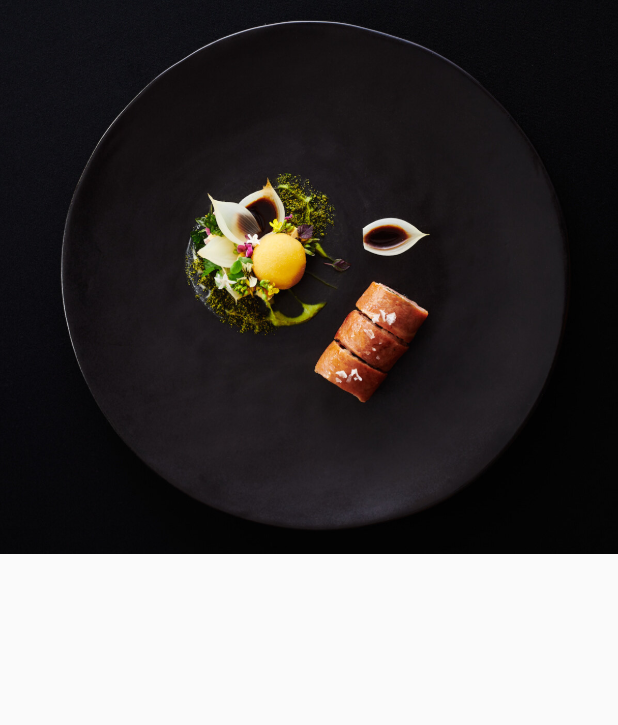
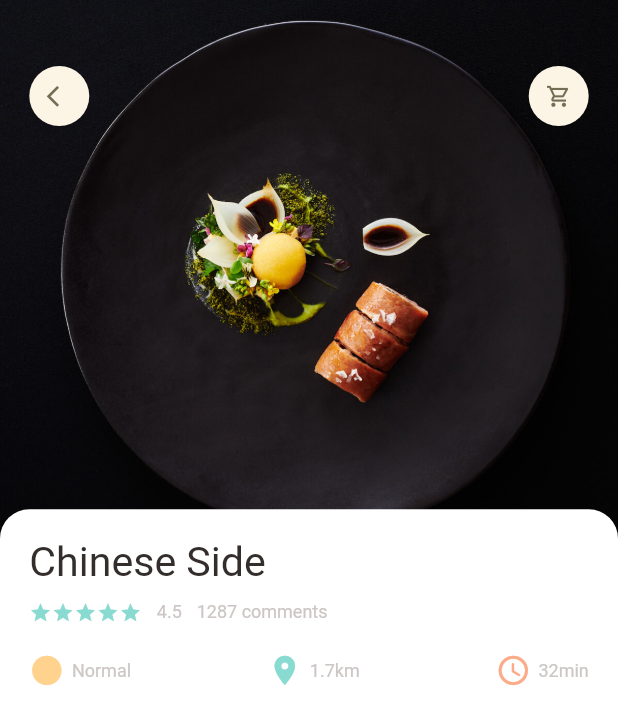
Before and after one commit to RodgersX/Delivery-App, a Flutter app: the screen it shows after launch, on a phone screen of 412 x 824 dp. Shown: the top 725 px of the screen. Run offline on Flutter 3.47's test engine with Material 2 defaults, Android fonts, the phone set to English and light mode, and no system bars; our stand-ins replace dots_indicator, get.

Commit message:
COMPLETE: done with the nav icons and top part of the details page

```diff
--- a/lib/main.dart
+++ b/lib/main.dart
@@ -1,8 +1,7 @@
-import 'package:eco_app/pages/food/popular_food_detail.dart';
 import 'package:flutter/material.dart';
 import 'package:get/get.dart';
 
-import './pages/home/main_food_page.dart';
+import './pages/food/popular_food_detail.dart';
 
 void main() {
   runApp(const MyApp());
@@ -20,7 +19,7 @@ class MyApp extends StatelessWidget {
       theme: ThemeData(
         primarySwatch: Colors.blue,
       ),
-      home: PopularFoodDetail(),
+      home: const PopularFoodDetail(),
     );
   }
 }
--- a/lib/pages/food/popular_food_detail.dart
+++ b/lib/pages/food/popular_food_detail.dart
@@ -1,4 +1,6 @@
-import 'package:eco_app/utils/dimensions.dart';
+
+import 'package:eco_app/utils/utils.dart';
+import 'package:eco_app/widgets/widgets.dart';
 import 'package:flutter/material.dart';
 
 class PopularFoodDetail extends StatelessWidget {
@@ -15,14 +17,47 @@ class PopularFoodDetail extends StatelessWidget {
             child: Container(
               width: double.maxFinite,
               height: Dimensions.popularFoodImgSize,
-              decoration: BoxDecoration(
+              decoration: const BoxDecoration(
                 image: DecorationImage(
                   fit: BoxFit.cover,
                   image: AssetImage('assets/image/food01.jpg'),
                 ),
               ),
             ),
-          )
+          ),
+          Positioned(
+            top: Dimensions.height45,
+            left: Dimensions.width20,
+            right: Dimensions.width20,
+            child: Row(
+              mainAxisAlignment: MainAxisAlignment.spaceBetween,
+              children: [
+                AppIcon(icon: Icons.arrow_back_ios),
+                AppIcon(icon: Icons.shopping_cart_outlined),
+              ],
+            ),
+          ),
+          Positioned(
+            left: 0,
+            right: 0,
+            bottom: 0,
+            top: Dimensions.popularFoodImgSize - 30,
+            child: Container(
+              padding: EdgeInsets.only(
+                left: Dimensions.width20,
+                right: Dimensions.width20,
+                top: Dimensions.height20,
+              ),
+              decoration: BoxDecoration(
+                borderRadius: BorderRadius.only(
+                  topLeft: Radius.circular(Dimensions.radius20),
+                  topRight: Radius.circular(Dimensions.radius20),
+                ),
+                color: Colors.white,
+              ),
+              child: AppColumn(text: 'Chinese Side',)
+            ),
+          ),
         ],
       ),
     );
--- a/lib/utils/dimensions.dart
+++ b/lib/utils/dimensions.dart
@@ -27,6 +27,7 @@ class Dimensions {
 
   // font size
   static double font20 = screenHeight / 42.2;
+  static double font26 = screenHeight / 30.04;
 
   // radius
   static double radius15 = screenHeight / 56.27;
@@ -35,6 +36,7 @@ class Dimensions {
 
   // icon size
   static double iconSize24 = screenHeight / 35.17;
+  static double iconSize16 = screenHeight / 48.81;
 
   // list view size
   static double listViewImgSize = screenWidth / 3.27;
--- /dev/null
+++ b/lib/utils/utils.dart
@@ -0,0 +1,2 @@
+export './colors.dart';
+export './dimensions.dart';
--- /dev/null
+++ b/lib/widgets/app_column.dart
@@ -0,0 +1,60 @@
+import 'package:flutter/material.dart';
+
+import '../utils/utils.dart';
+import '../widgets/widgets.dart';
+
+class AppColumn extends StatelessWidget {
+  final String text;
+  const AppColumn({Key? key, required this.text}) : super(key: key);
+
+  @override
+  Widget build(BuildContext context) {
+    return Column(
+      crossAxisAlignment: CrossAxisAlignment.start,
+      children: [
+        BigText(text: text, size: Dimensions.font26),
+        SizedBox(height: Dimensions.height10),
+        Row(
+          children: [
+            Wrap(
+              // put children horizontally by default
+              children: List.generate(
+                5,
+                (index) => const Icon(
+                  Icons.star,
+                  color: AppColors.mainColor,
+                  size: 15,
+                ),
+              ),
+            ),
+            const SizedBox(width: 10),
+            SmallText(text: '4.5'),
+            const SizedBox(width: 10),
+            SmallText(text: '1287 comments')
+          ],
+        ),
+        SizedBox(height: Dimensions.height20),
+        Row(
+          mainAxisAlignment: MainAxisAlignment.spaceBetween,
+          children: const [
+            IconAndTextWidget(
+              icon: Icons.circle_sharp,
+              text: 'Normal',
+              iconColor: AppColors.iconColor1,
+            ),
+            IconAndTextWidget(
+              icon: Icons.location_on,
+              text: '1.7km',
+              iconColor: AppColors.mainColor,
+            ),
+            IconAndTextWidget(
+              icon: Icons.access_time_rounded,
+              text: '32min',
+              iconColor: AppColors.iconColor2,
+            )
+          ],
+        ),
+      ],
+    );
+  }
+}
--- /dev/null
+++ b/lib/widgets/app_icon.dart
@@ -0,0 +1,35 @@
+import 'package:flutter/material.dart';
+
+import '../utils/dimensions.dart';
+
+class AppIcon extends StatelessWidget {
+  final IconData icon;
+  final Color backgroundColor;
+  final Color iconColor;
+  final double size;
+
+  const AppIcon({
+    Key? key,
+    required this.icon,
+    this.backgroundColor = const Color(0xFFfcf4e4),
+    this.iconColor = const Color(0xFF756d54),
+    this.size = 40,
+  }) : super(key: key);
+
+  @override
+  Widget build(BuildContext context) {
+    return Container(
+      width: size,
+      height: size,
+      decoration: BoxDecoration(
+        borderRadius: BorderRadius.circular(size / 2),
+        color: backgroundColor,
+      ),
+      child: Icon(
+        icon,
+        color: iconColor,
+        size: Dimensions.iconSize16,
+      ),
+    );
+  }
+}
--- a/lib/widgets/big_text.dart
+++ b/lib/widgets/big_text.dart
@@ -1,5 +1,6 @@
-import 'package:eco_app/utils/dimensions.dart';
 import 'package:flutter/material.dart';
+
+import '../utils/dimensions.dart';
 
 // ignore: must_be_immutable
 class BigText extends StatelessWidget {
--- a/lib/widgets/icon_and_text_widget.dart
+++ b/lib/widgets/icon_and_text_widget.dart
@@ -1,6 +1,6 @@
-import 'package:eco_app/utils/dimensions.dart';
 import 'package:flutter/material.dart';
 
+import '../utils/dimensions.dart';
 import '../widgets/small_text.dart';
 
 class IconAndTextWidget extends StatelessWidget {
--- a/lib/widgets/widgets.dart
+++ b/lib/widgets/widgets.dart
@@ -1,3 +1,5 @@
 export './big_text.dart';
 export './small_text.dart';
 export './icon_and_text_widget.dart';
+export './app_icon.dart';
+export './app_column.dart';
```
Also changed, not shown: lib/pages/home/food_page_body.dart (+9 -56 lines), lib/pages/home/main_food_page.dart (+4 -5 lines).
